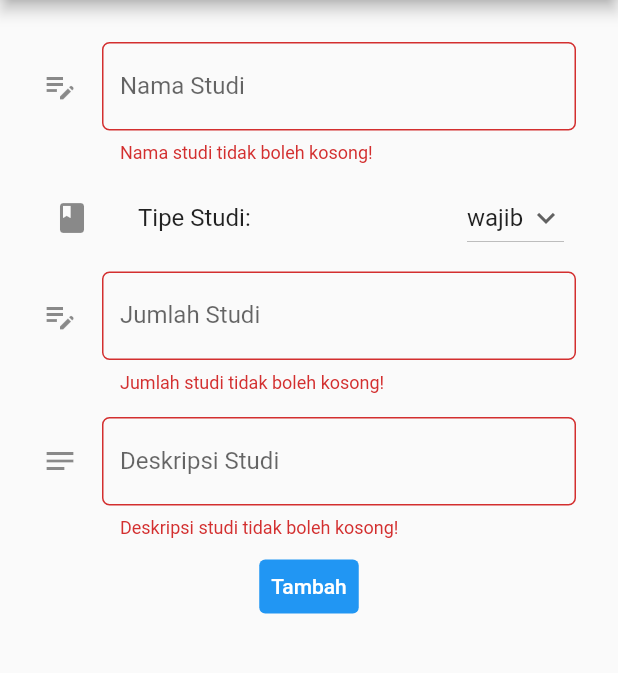
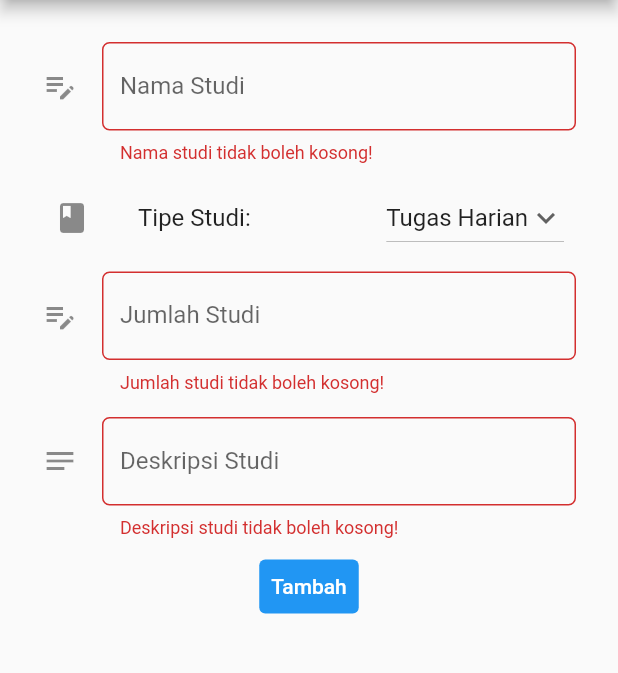
Before and after one commit to rapiwata/study_tracker, a Flutter app: the MyFormPage screen opened directly, after a tap on "Tambah", on a phone screen of 412 x 824 dp, the part 84-757 px from its top. Run offline on Flutter 3.47's test engine with Material 2 defaults, Android fonts, the phone set to English and light mode, and no system bars; missing offline and left inert: pbp_django_auth.

Commit message:
buat nabil semangat bil bantu gua

```diff
--- a/lib/pages/form.dart
+++ b/lib/pages/form.dart
@@ -18,8 +18,9 @@ class MyFormPage extends StatefulWidget {
 class _MyFormPageState extends State<MyFormPage> {
     final _formKey = GlobalKey<FormState>();
     String _namaStudi = "";
-    String tipeStudi = 'wajib';
-    List<String> listTipeStudi = ['wajib', 'minat'];
+    String tipeStudi = 'Tugas Harian';
+    List<String> listTipeStudi = ['Tugas Harian', 'Tugas Akhir','ujian'];
+    String subject = '';
     int jumlahStudi = 0;
     String _deskripsiStudi = "";
   @override
@@ -178,11 +179,12 @@ class _MyFormPageState extends State<MyFormPage> {
                   onPressed: () async{
                     if (_formKey.currentState!.validate()) {
                       final response = await request.postJson(
-                        "https://darling-display-giy.domcloud.io/study_tracker/create-flutter/",
+                        "http://localhost:8000/study_tracker/create-flutter/",
                     convert.jsonEncode(<String, String>{
                       'name': _namaStudi,
-                      'type': tipeStudi,
-                      'amount': jumlahStudi.toString(),
+                      'lesson': tipeStudi,
+                      'subject': subject,
+                      'progress':jumlahStudi.toString(),
                       'description': _deskripsiStudi
                     }));
                     if (response['status'] == 'success') {
--- a/lib/pages/login.dart
+++ b/lib/pages/login.dart
@@ -67,7 +67,7 @@ class _LoginPageState extends State<LoginPage> {
 
                                 // Cek kredensial
                                 // TODO: Ganti URL dan jangan lupa tambahkan trailing slash (/) di akhir URL!
-                                final response = await request.login("https://darling-display-giy.domcloud.io/auth/login/", {
+                                final response = await request.login("http://localhost:8000/auth/login/", {
                                 'username': username,
                                 'password': password,
                                 });
--- a/lib/pages/transaction.dart
+++ b/lib/pages/transaction.dart
@@ -18,7 +18,7 @@ class _TransactionPageState extends State<TransactionPage> {
 Future<List<TransactionRecord>> fetchTransactionRecord() async {
     // TODO: Ganti URL dan jangan lupa tambahkan trailing slash (/) di akhir URL!
     var url = Uri.parse(
-        'https://darling-display-giy.domcloud.io/study_tracker/json/');
+        'http://localhost:8000/study_tracker/json/');
     var response = await http.get(
         url,
         headers: {"Content-Type": "application/json"},
```
